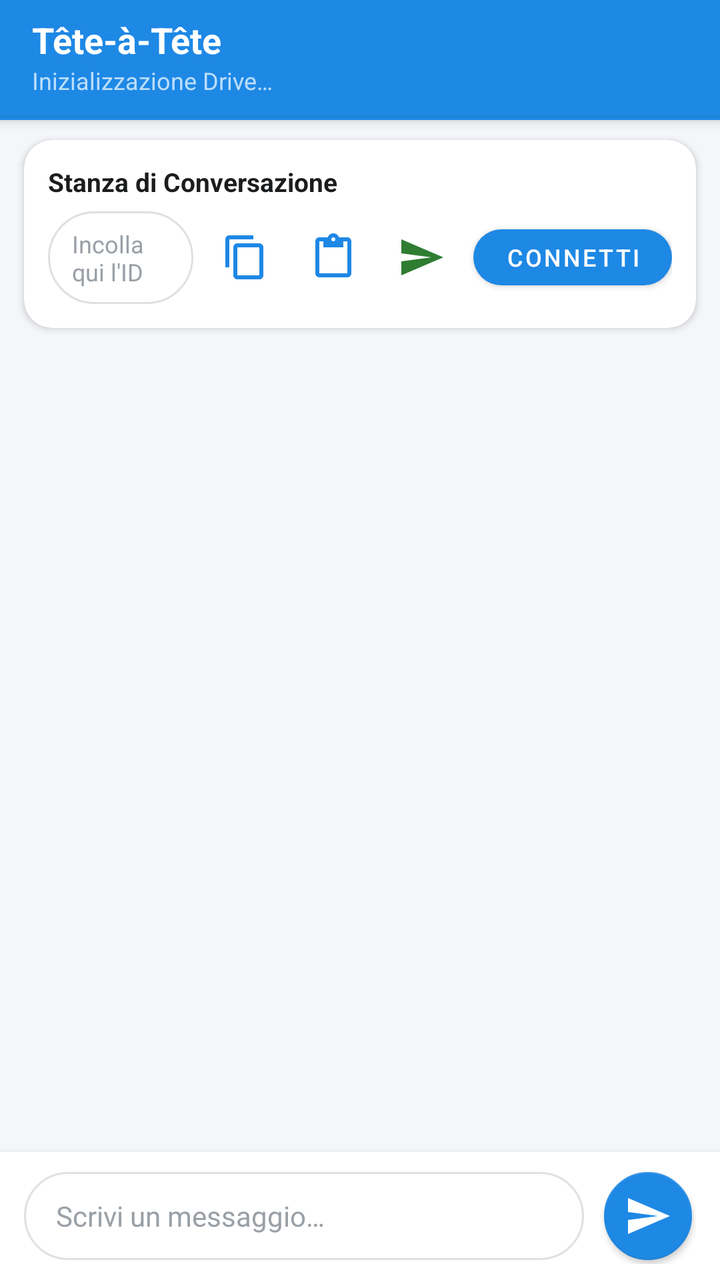
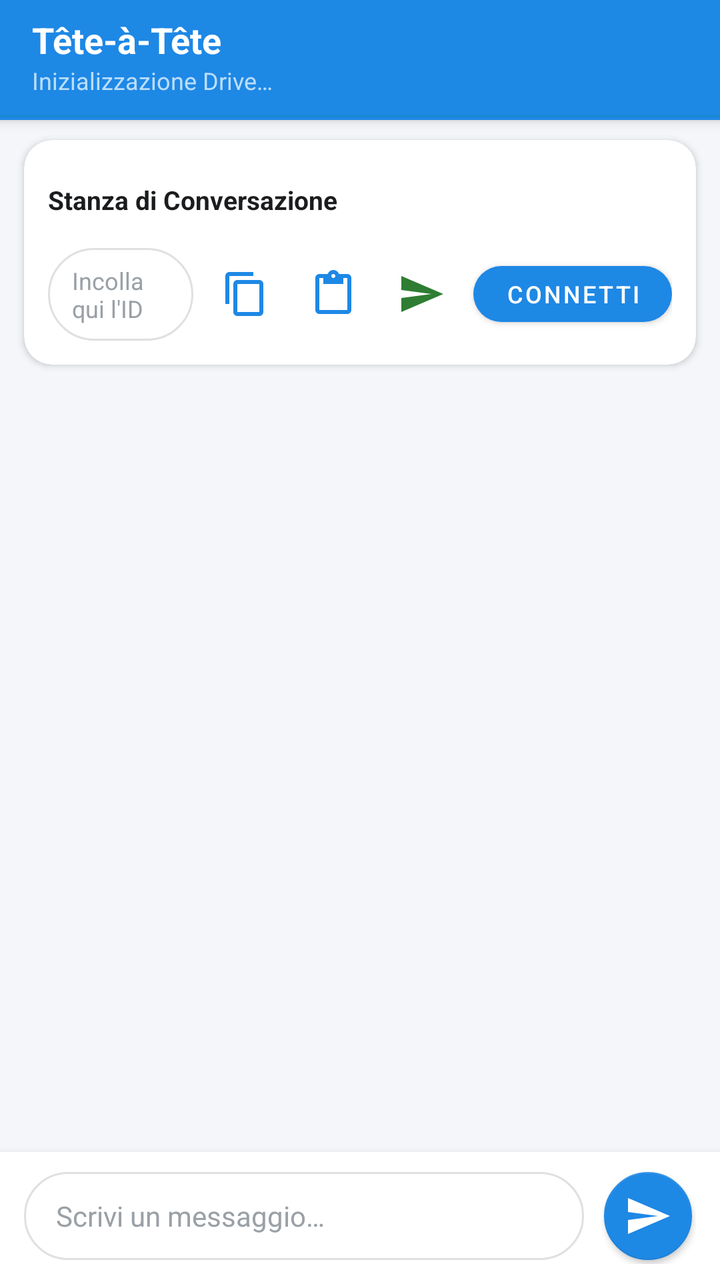

Before-and-after screenshots of an Android layout around one commit, followed by the original layout XML and the change that was made.
<!-- AndroidManifest.xml: application theme AppTheme -->
<!-- res/layout/activity_chat.xml -->
<?xml version="1.0" encoding="utf-8"?>
<androidx.coordinatorlayout.widget.CoordinatorLayout
    xmlns:android="http://schemas.android.com/apk/res/android"
    xmlns:app="http://schemas.android.com/apk/res-auto"
    xmlns:tools="http://schemas.android.com/tools"
    android:layout_width="match_parent"
    android:layout_height="match_parent"
    android:background="@color/background">

    
    <com.google.android.material.appbar.AppBarLayout
        android:id="@+id/appBarLayout"
        android:layout_width="match_parent"
        android:layout_height="wrap_content"
        android:theme="@style/ThemeOverlay.MaterialComponents.Dark.ActionBar">

        <androidx.appcompat.widget.Toolbar
            android:id="@+id/toolbar"
            android:layout_width="match_parent"
            android:layout_height="?attr/actionBarSize"
            android:background="@color/primary"
            app:popupTheme="@style/ThemeOverlay.MaterialComponents.Light">

            <LinearLayout
                android:layout_width="match_parent"
                android:layout_height="wrap_content"
                android:orientation="vertical">

                <TextView
                    android:id="@+id/toolbarTitle"
                    android:layout_width="wrap_content"
                    android:layout_height="wrap_content"
                    android:text="@string/app_name"
                    android:textColor="@color/surface"
                    android:textSize="18sp"
                    android:textStyle="bold" />

                <TextView
                    android:id="@+id/txtStatus"
                    android:layout_width="wrap_content"
                    android:layout_height="wrap_content"
                    android:text="@string/status_connecting"
                    android:textColor="@color/primaryLight"
                    android:textSize="12sp" />

            </LinearLayout>

        </androidx.appcompat.widget.Toolbar>

        
        <ProgressBar
            android:id="@+id/prgMain"
            style="?android:attr/progressBarStyleHorizontal"
            android:layout_width="match_parent"
            android:layout_height="4dp"
            android:indeterminate="true"
            android:indeterminateTint="@color/secondary"
            android:visibility="visible" />

    </com.google.android.material.appbar.AppBarLayout>

    
    <androidx.constraintlayout.widget.ConstraintLayout
        android:layout_width="match_parent"
        android:layout_height="match_parent"
        app:layout_behavior="@string/appbar_scrolling_view_behavior">

        
        <LinearLayout
            android:id="@+id/bannerNoConnection"
            android:layout_width="0dp"
            android:layout_height="wrap_content"
            android:background="@color/status_disconnected"
            android:gravity="center"
            android:orientation="horizontal"
            android:paddingStart="12dp"
            android:paddingTop="7dp"
            android:paddingEnd="12dp"
            android:paddingBottom="7dp"
            android:visibility="gone"
            app:layout_constraintEnd_toEndOf="parent"
            app:layout_constraintStart_toStartOf="parent"
            app:layout_constraintTop_toTopOf="parent">

            <ImageView
                android:layout_width="16dp"
                android:layout_height="16dp"
                android:contentDescription="@string/no_connection_msg"
                android:src="@drawable/ic_no_wifi"
                app:tint="@color/surface" />

            <TextView
                android:layout_width="wrap_content"
                android:layout_height="wrap_content"
                android:layout_marginStart="8dp"
                android:text="@string/no_connection_msg"
                android:textColor="@color/surface"
                android:textSize="12sp"
                android:textStyle="bold" />

        </LinearLayout>

        
        <com.google.android.material.card.MaterialCardView
            android:id="@+id/cardRoom"
            android:layout_width="0dp"
            android:layout_height="wrap_content"
            android:layout_marginStart="12dp"
            android:layout_marginTop="10dp"
            android:layout_marginEnd="12dp"
            app:cardBackgroundColor="@color/surface"
            app:cardCornerRadius="14dp"
            app:cardElevation="2dp"
            app:layout_constraintEnd_toEndOf="parent"
            app:layout_constraintStart_toStartOf="parent"
            app:layout_constraintTop_toBottomOf="@+id/bannerNoConnection">

            <LinearLayout
                android:layout_width="match_parent"
                android:layout_height="wrap_content"
                android:orientation="vertical"
                android:padding="12dp">

                <TextView
                    android:layout_width="wrap_content"
                    android:layout_height="wrap_content"
                    android:text="@string/room_title"
                    android:textColor="@color/text_primary"
                    android:textSize="13sp"
                    android:textStyle="bold" />

                <LinearLayout
                    android:layout_width="match_parent"
                    android:layout_height="wrap_content"
                    android:layout_marginTop="6dp"
                    android:gravity="center_vertical"
                    android:orientation="horizontal">

                    <EditText
                        android:id="@+id/editTextTextMultiLine"
                        android:layout_width="0dp"
                        android:layout_height="wrap_content"
                        android:layout_weight="1"
                        android:background="@drawable/bg_chat_input"
                        android:ellipsize="middle"
                        android:hint="@string/room_id_hint"
                        android:maxLines="2"
                        android:paddingStart="12dp"
                        android:paddingTop="8dp"
                        android:paddingEnd="12dp"
                        android:paddingBottom="8dp"
                        android:singleLine="false"
                        android:textColor="@color/text_primary"
                        android:textColorHint="@color/text_hint"
                        android:textSize="12sp" />

                    
                    <ImageButton
                        android:id="@+id/btnPlay"
                        android:layout_width="40dp"
                        android:layout_height="40dp"
                        android:layout_marginStart="6dp"
                        android:background="?attr/selectableItemBackgroundBorderless"
                        android:contentDescription="@string/btn_copy_id"
                        android:src="@drawable/ic_content_copy" />

                    
                    <ImageButton
                        android:id="@+id/btnIncolla"
                        android:layout_width="40dp"
                        android:layout_height="40dp"
                        android:layout_marginStart="4dp"
                        android:background="?attr/selectableItemBackgroundBorderless"
                        android:contentDescription="@string/btn_paste_id"
                        android:src="@drawable/ic_content_paste" />

                    
                    <ImageButton
                        android:id="@+id/btnWhatsApp"
                        android:layout_width="40dp"
                        android:layout_height="40dp"
                        android:layout_marginStart="4dp"
                        android:background="?attr/selectableItemBackgroundBorderless"
                        android:contentDescription="Condividi su WhatsApp"
                        android:src="@drawable/ic_send_vector"
                        app:tint="@color/status_connected" />

                    
                    <com.google.android.material.button.MaterialButton
                        android:id="@+id/BtnCollega"
                        android:layout_width="wrap_content"
                        android:layout_height="40dp"
                        android:layout_marginStart="6dp"
                        android:text="@string/btn_connect"
                        android:textSize="12sp"
                        app:cornerRadius="20dp" />

                </LinearLayout>

            </LinearLayout>

        </com.google.android.material.card.MaterialCardView>

        
        <LinearLayout
            android:id="@+id/emptyStateLayout"
            android:layout_width="wrap_content"
            android:layout_height="wrap_content"
            android:gravity="center"
            android:orientation="vertical"
            android:padding="24dp"
            android:visibility="gone"
            app:layout_constraintBottom_toTopOf="@+id/bottomBar"
            app:layout_constraintEnd_toEndOf="parent"
            app:layout_constraintStart_toStartOf="parent"
            app:layout_constraintTop_toBottomOf="@+id/cardRoom">

            <ImageView
                android:layout_width="64dp"
                android:layout_height="64dp"
                android:alpha="0.6"
                android:contentDescription="@string/empty_chat_title"
                android:src="@mipmap/ic_launcher" />

            <TextView
                android:layout_width="wrap_content"
                android:layout_height="wrap_content"
                android:layout_marginTop="12dp"
                android:text="@string/empty_chat_title"
                android:textColor="@color/text_primary"
                android:textSize="16sp"
                android:textStyle="bold" />

            <TextView
                android:layout_width="260dp"
                android:layout_height="wrap_content"
                android:layout_marginTop="6dp"
                android:gravity="center"
                android:text="@string/empty_chat_subtitle"
                android:textColor="@color/text_secondary"
                android:textSize="13sp" />

        </LinearLayout>

        
        <androidx.recyclerview.widget.RecyclerView
            android:id="@+id/messagesContainer"
            android:layout_width="0dp"
            android:layout_height="0dp"
            android:clipToPadding="false"
            android:paddingTop="8dp"
            android:paddingBottom="8dp"
            app:layout_constraintBottom_toTopOf="@+id/bottomBar"
            app:layout_constraintEnd_toEndOf="parent"
            app:layout_constraintStart_toStartOf="parent"
            app:layout_constraintTop_toBottomOf="@+id/cardRoom" />

        
        <LinearLayout
            android:id="@+id/bottomBar"
            android:layout_width="0dp"
            android:layout_height="wrap_content"
            android:background="@color/surface"
            android:elevation="6dp"
            android:gravity="center_vertical"
            android:orientation="horizontal"
            android:paddingStart="12dp"
            android:paddingTop="8dp"
            android:paddingEnd="12dp"
            android:paddingBottom="8dp"
            app:layout_constraintBottom_toBottomOf="parent"
            app:layout_constraintEnd_toEndOf="parent"
            app:layout_constraintStart_toStartOf="parent">

            <EditText
                android:id="@+id/messageEdit"
                android:layout_width="0dp"
                android:layout_height="wrap_content"
                android:layout_weight="1"
                android:background="@drawable/bg_chat_input"
                android:hint="@string/type_message_hint"
                android:imeOptions="actionSend"
                android:inputType="textMultiLine|textCapSentences"
                android:maxLines="4"
                android:minHeight="44dp"
                android:paddingStart="16dp"
                android:paddingTop="10dp"
                android:paddingEnd="16dp"
                android:paddingBottom="10dp"
                android:textColor="@color/text_primary"
                android:textColorHint="@color/text_hint"
                android:textSize="14sp" />

            <com.google.android.material.floatingactionbutton.FloatingActionButton
                android:id="@+id/chatSendButton"
                android:layout_width="wrap_content"
                android:layout_height="wrap_content"
                android:layout_marginStart="8dp"
                android:contentDescription="@string/send"
                app:backgroundTint="@color/primary"
                app:elevation="2dp"
                app:fabCustomSize="44dp"
                app:srcCompat="@drawable/ic_send_vector"
                app:tint="@color/surface" />

        </LinearLayout>

    </androidx.constraintlayout.widget.ConstraintLayout>

</androidx.coordinatorlayout.widget.CoordinatorLayout>
<!-- resources referenced by this layout -->
<resources>
  <color name="background">#F4F6F9</color>
  <color name="primary">#1E88E5</color>
  <color name="primaryLight">#BBDEFB</color>
  <color name="secondary">#00897B</color>
  <color name="status_connected">#2E7D32</color>
  <color name="status_disconnected">#C62828</color>
  <color name="surface">#FFFFFF</color>
  <color name="text_hint">#9AA0A6</color>
  <color name="text_primary">#1A1C1E</color>
  <color name="text_secondary">#5F6368</color>
  <!-- drawable bg_chat_input (drawable) -->
  <?xml version="1.0" encoding="utf-8"?>
  <shape xmlns:android="http://schemas.android.com/apk/res/android"
      android:shape="rectangle">
      <solid android:color="@color/surface" />
      <stroke
          android:width="1dp"
          android:color="@color/divider" />
      <corners android:radius="24dp" />
  </shape>
  <!-- drawable ic_content_copy (drawable) -->
  <vector xmlns:android="http://schemas.android.com/apk/res/android"
      android:width="24dp"
      android:height="24dp"
      android:viewportWidth="24"
      android:viewportHeight="24">
      <path
          android:fillColor="@color/primary"
          android:pathData="M16,1H4c-1.1,0 -2,0.9 -2,2v14h2V3h12V1zm3,4H8c-1.1,0 -2,0.9 -2,2v14c0,1.1 0.9,2 2,2h11c1.1,0 2,-0.9 2,-2V7c0,-1.1 -0.9,-2 -2,-2zm0,16H8V7h11v14z" />
  </vector>
  <!-- drawable ic_content_paste (drawable) -->
  <vector xmlns:android="http://schemas.android.com/apk/res/android"
      android:width="24dp"
      android:height="24dp"
      android:viewportWidth="24"
      android:viewportHeight="24">
      <path
          android:fillColor="@color/primary"
          android:pathData="M19,2h-4.18C14.4,0.84 13.3,0 12,0c-1.3,0 -2.4,0.84 -2.82,2H5c-1.1,0 -2,0.9 -2,2v16c0,1.1 0.9,2 2,2h14c1.1,0 2,-0.9 2,-2V4c0,-1.1 -0.9,-2 -2,-2zm-7,0c0.55,0 1,0.45 1,1s-0.45,1 -1,1 -1,-0.45 -1,-1 0.45,-1 1,-1zm7,18H5V4h2v3h10V4h2v16z" />
  </vector>
  <!-- drawable ic_send_vector (drawable) -->
  <vector xmlns:android="http://schemas.android.com/apk/res/android"
      android:width="24dp"
      android:height="24dp"
      android:viewportWidth="24"
      android:viewportHeight="24">
      <path
          android:fillColor="@color/surface"
          android:pathData="M2.01,21L23,12 2.01,3 2,10l15,2 -15,2z" />
  </vector>
  <string name="app_name">Tête-à-Tête</string>
  <string name="btn_connect">Connetti</string>
  <string name="btn_copy_id">Copia ID</string>
  <string name="btn_paste_id">Incolla ID</string>
  <string name="empty_chat_subtitle">Condividi il tuo ID con il contatto o incolla il suo ID per iniziare a chattare in modo privato.</string>
  <string name="empty_chat_title">Nessun messaggio ancora</string>
  <string name="no_connection_msg">Nessuna connessione a Internet</string>
  <string name="room_id_hint">Incolla qui l\'ID della stanza dell\'interlocutore</string>
  <string name="room_title">Stanza di Conversazione</string>
  <string name="send">Invia</string>
  <string name="status_connecting">Inizializzazione Drive…</string>
  <string name="type_message_hint">Scrivi un messaggio…</string>
  <style name="AppTheme" parent="Theme.MaterialComponents.DayNight.NoActionBar">
          <item name="colorPrimary">@color/primary</item>
          <item name="colorPrimaryVariant">@color/primaryVariant</item>
          <item name="colorSecondary">@color/secondary</item>
          <item name="colorSecondaryVariant">@color/secondaryVariant</item>
          <item name="android:statusBarColor">@color/primaryVariant</item>
          <item name="android:windowBackground">@color/background</item>
      </style>
  <color name="divider">#E0E0E0</color>
  <color name="primaryVariant">#1565C0</color>
  <color name="secondaryVariant">#00695C</color>
  <!-- unchanged entries left out for length: 2 -->
</resources>

<!-- the commit's change to res/layout/activity_chat.xml (unified diff, before → after) -->
@@ -121,13 +121,29 @@
                 android:orientation="vertical"
                 android:padding="12dp">
 
-                <TextView
-                    android:layout_width="wrap_content"
+                <LinearLayout
+                    android:layout_width="match_parent"
                     android:layout_height="wrap_content"
-                    android:text="@string/room_title"
-                    android:textColor="@color/text_primary"
-                    android:textSize="13sp"
-                    android:textStyle="bold" />
+                    android:gravity="center_vertical"
+                    android:orientation="horizontal">
+
+                    <TextView
+                        android:layout_width="0dp"
+                        android:layout_weight="1"
+                        android:layout_height="wrap_content"
+                        android:text="@string/room_title"
+                        android:textColor="@color/text_primary"
+                        android:textSize="13sp"
+                        android:textStyle="bold" />
+
+                    <Spinner
+                        android:id="@+id/roomSpinner"
+                        android:layout_width="wrap_content"
+                        android:layout_height="36dp"
+                        android:background="?attr/selectableItemBackground"
+                        android:minWidth="150dp" />
+
+                </LinearLayout>
 
                 <LinearLayout
                     android:layout_width="match_parent"
